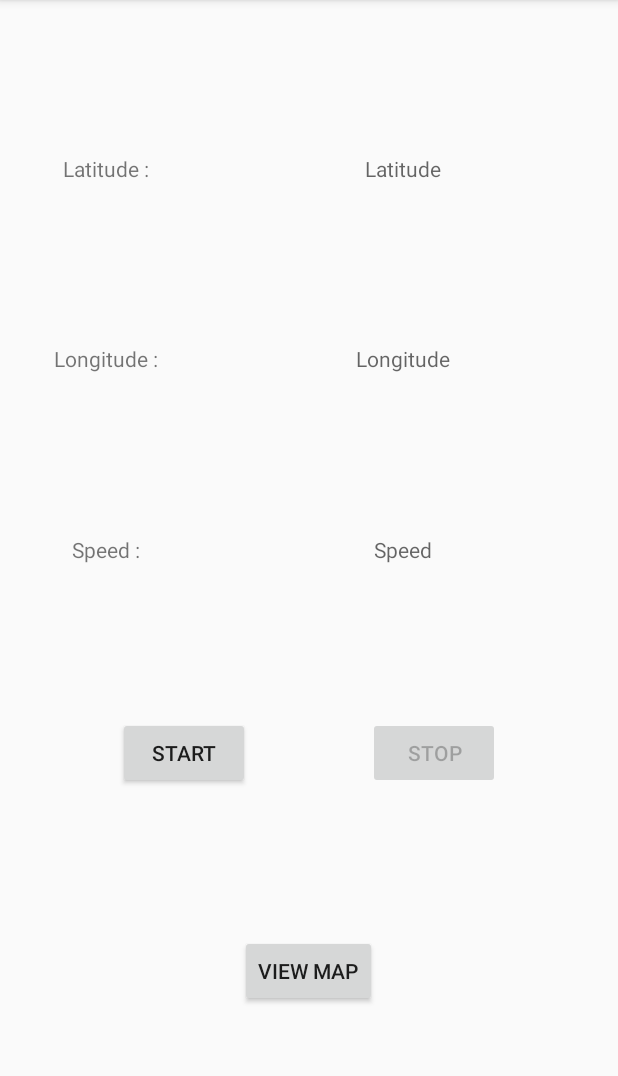
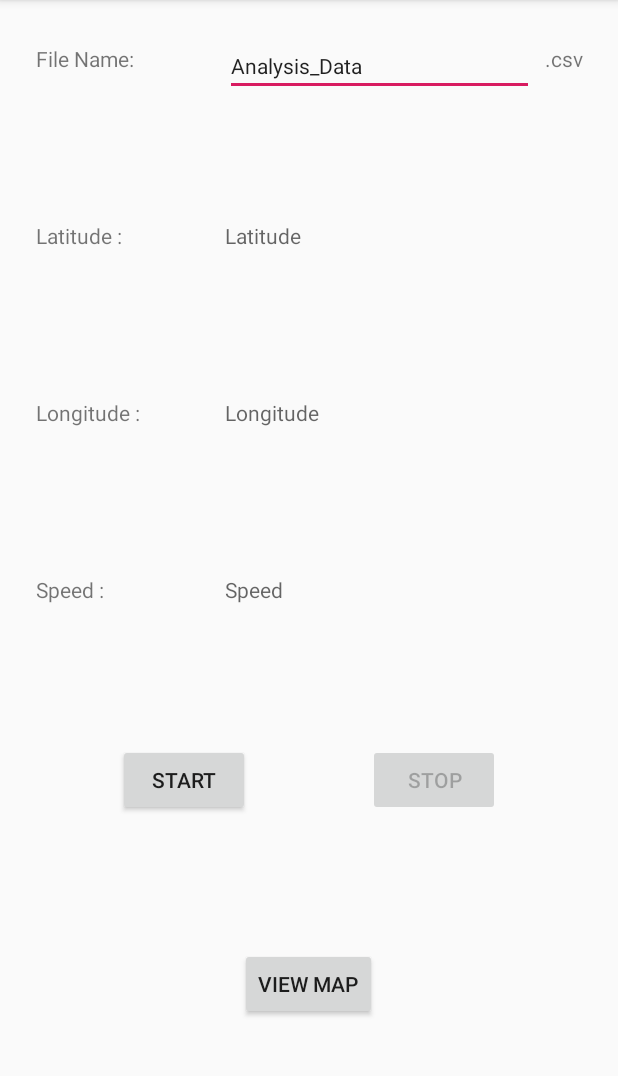
Before and after one commit to goyalritesh21/GPSLogger, an Android app: the screen it shows after launch (MainActivity), after a tap on "VIEW MAP", on a phone screen of 412 x 824 dp, the part 84-1160 px from its top. Run offline under Robolectric (Android 15) with nearby library versions, the phone set to English and light mode, and no system bars; libraries missing offline, so code that uses them is left out: com.nbsp.materialfilepicker; 1 statement that could not run was skipped.

Commit message:
"Added option for File Name"

```diff
--- a/app/build.gradle
+++ b/app/build.gradle
@@ -31,5 +31,8 @@ dependencies {
     androidTestImplementation 'androidx.test.espresso:espresso-core:3.2.0'
     implementation files('libs/opencsv-4.6.jar')
     implementation group: 'org.apache.commons', name: 'commons-lang3', version: '3.9'
+    dependencies {
+        implementation 'com.nbsp:library:1.8'
+    }
 
 }
--- a/app/src/main/java/com/example/gpslogger/MainActivity.java
+++ b/app/src/main/java/com/example/gpslogger/MainActivity.java
@@ -14,6 +14,7 @@ import android.provider.Settings;
 import android.util.Log;
 import android.view.View;
 import android.widget.Button;
+import android.widget.EditText;
 import android.widget.TextView;
 import android.widget.Toast;
 
@@ -38,6 +39,8 @@ import com.google.android.gms.tasks.OnFailureListener;
 import com.google.android.gms.tasks.OnSuccessListener;
 import com.google.android.gms.tasks.Task;
 import com.google.android.material.snackbar.Snackbar;
+import com.nbsp.materialfilepicker.MaterialFilePicker;
+import com.nbsp.materialfilepicker.ui.FilePickerActivity;
 import com.opencsv.CSVReader;
 import com.opencsv.CSVWriter;
 
@@ -50,7 +53,7 @@ import java.util.ArrayList;
 import java.util.Date;
 import java.util.List;
 import java.util.Locale;
-import java.util.Objects;
+import java.util.regex.Pattern;
 
 public class MainActivity extends AppCompatActivity {
     private static final String TAG = MainActivity.class.getSimpleName();
@@ -75,7 +78,7 @@ public class MainActivity extends AppCompatActivity {
 
     private FusedLocationProviderClient mFusedLocationClient;
 
-    private String[] PATHS = null;
+//    private String[] PATHS = null;
 
     private SettingsClient mSettingsClient;
 
@@ -90,10 +93,10 @@ public class MainActivity extends AppCompatActivity {
     // UI Widgets.
     private Button mStartUpdatesButton;
     private Button mStopUpdatesButton;
-    private Button mViewMapButton;
     private TextView mSpeedTextView;
     private TextView mLatitudeTextView;
     private TextView mLongitudeTextView;
+    private EditText mFileName;
 
     private Boolean mRequestingLocationUpdates;
 
@@ -106,7 +109,7 @@ public class MainActivity extends AppCompatActivity {
 
         mStartUpdatesButton = findViewById(R.id.button_start);
         mStopUpdatesButton = findViewById(R.id.button_stop);
-        mViewMapButton = findViewById(R.id.button_view_map);
+        Button mViewMapButton = findViewById(R.id.button_view_map);
         mLatitudeTextView = findViewById(R.id.lat_value);
         mLongitudeTextView = findViewById(R.id.long_value);
         mSpeedTextView = findViewById(R.id.speed_value);
@@ -116,8 +119,7 @@ public class MainActivity extends AppCompatActivity {
                 onViewMap(view);
             }
         });
-
-
+        mFileName = findViewById(R.id.dataFileName);
 
         mRequestingLocationUpdates = false;
         mLastUpdateTime = "";
@@ -194,11 +196,13 @@ public class MainActivity extends AppCompatActivity {
                     break;
             }
         }
-        else if(requestCode == 7){
-            String PathHolder = Objects.requireNonNull(data.getData()).getPath();
-            PATHS = PathHolder.split(":");
-            System.out.println(PATHS[1]);
-            Toast.makeText(MainActivity.this, PATHS[1] , Toast.LENGTH_LONG).show();
+        else if(requestCode == 7 && resultCode == RESULT_OK){
+            String filePath = data.getStringExtra(FilePickerActivity.RESULT_FILE_PATH);
+//            String PathHolder = Objects.requireNonNull(data.getData()).getPath();
+//            PATHS = PathHolder.split(":");
+//            System.out.println(PATHS[1]);
+            Toast.makeText(MainActivity.this, "Opening File " + filePath + " on Map" , Toast.LENGTH_LONG).show();
+            openMap(filePath);
         }
     }
 
@@ -262,11 +266,13 @@ public class MainActivity extends AppCompatActivity {
 
     private void setButtonsEnabledState() {
         if (mRequestingLocationUpdates) {
+            mFileName.setEnabled(false);
             mStartUpdatesButton.setEnabled(false);
             mStopUpdatesButton.setEnabled(true);
         } else {
             mStartUpdatesButton.setEnabled(true);
             mStopUpdatesButton.setEnabled(false);
+            mFileName.setEnabled(true);
         }
     }
 
@@ -283,7 +289,7 @@ public class MainActivity extends AppCompatActivity {
             if(!dir.exists()){
                 dir.mkdirs();
             }
-            String fileName = "Analysis.csv";
+            String fileName = mFileName.getText().toString() + ".csv";
             String filePath = dir + File.separator + fileName;
             File f = new File(filePath);
             CSVWriter writer = null;
@@ -311,6 +317,7 @@ public class MainActivity extends AppCompatActivity {
             String[] data = {latitude, longitude, speed};
 
             try {
+                assert writer != null;
                 writer.writeNext(data);
                 writer.close();
             } catch (Exception e) {
@@ -338,7 +345,8 @@ public class MainActivity extends AppCompatActivity {
         if(!dir.exists()){
             dir.mkdirs();
         }
-        String fileName = "Analysis.csv";
+
+        String fileName = mFileName.getText().toString() + ".csv";
         String filePath = dir + File.separator + fileName;
         String message = "File strored at " + filePath;
         Toast.makeText(this, message, Toast.LENGTH_LONG).show();
@@ -453,7 +461,7 @@ public class MainActivity extends AppCompatActivity {
     }
 
     public ArrayList<LatLng> getMapMarkers(){
-        ArrayList<LatLng> markersArray = new ArrayList<LatLng>();
+        ArrayList<LatLng> markersArray = new ArrayList<>();
         String baseDir = android.os.Environment.getExternalStorageDirectory().getAbsolutePath() + File.separator + "GPSLogger";
         File dir = new File(baseDir);
         String fileName = "Analysis.csv";
@@ -468,6 +476,7 @@ public class MainActivity extends AppCompatActivity {
             e.printStackTrace();
         }
         int i = 0;
+        assert content != null;
         for (Object object : content) {
             if(i++ == 0) continue;
             pos = (String[]) object;
@@ -481,9 +490,8 @@ public class MainActivity extends AppCompatActivity {
         return markersArray;
     }
 
-    private void openMap(){
+    private void openMap(String csvFilename){
         ArrayList<LatLng> markersArray = new ArrayList<LatLng>();
-        String csvFilename = android.os.Environment.getExternalStorageDirectory().getAbsolutePath() + File.separator + PATHS[1];
         CSVReader csvReader = null;
         String[] pos;
         List content = null;
@@ -494,11 +502,18 @@ public class MainActivity extends AppCompatActivity {
             e.printStackTrace();
         }
         int i = 0;
-        for (Object object : content) {
-            if(i++ == 0) continue;
-            pos = (String[]) object;
-            markersArray.add(new LatLng(Double.parseDouble(pos[0]), Double.parseDouble(pos[1])));
+        try {
+            assert content != null;
+            for (Object object : content) {
+                if(i++ == 0) continue;
+                pos = (String[]) object;
+                markersArray.add(new LatLng(Double.parseDouble(pos[0]), Double.parseDouble(pos[1])));
+            }
         }
+        catch (NullPointerException e){
+            e.printStackTrace();
+        }
+
         try {
             csvReader.close();
         } catch (IOException e) {
@@ -513,15 +528,11 @@ public class MainActivity extends AppCompatActivity {
 
     public void onViewMap(View view) {
         stopLocationUpdates();
-        Intent intent2 = new Intent(Intent.ACTION_GET_CONTENT);
-        intent2.setType("*/*");
-        startActivityForResult(intent2, 7);
-        while(!PATHS[1].endsWith(".csv")){
-            Toast.makeText(MainActivity.this, "Please select a valid CSV file", Toast.LENGTH_LONG).show();
-            startActivityForResult(intent2, 7);
-        }
-        if(PATHS != null) {
-            openMap();
-        }
+        new MaterialFilePicker()
+                .withActivity(this)
+                .withRequestCode(7)
+                .withFilter(Pattern.compile(".*\\.csv$")) // Filtering files and directories by file name using regexp
+                .withHiddenFiles(true) // Show hidden files and folders
+                .start();
     }
 }
--- a/app/src/main/res/layout/activity_main.xml
+++ b/app/src/main/res/layout/activity_main.xml
@@ -14,6 +14,7 @@
         android:layout_marginEnd="16dp"
         android:gravity="center"
         android:hint="@string/text_lat"
+        android:textAlignment="textStart"
         app:layout_constraintBaseline_toBaselineOf="@+id/lat_label"
         app:layout_constraintEnd_toEndOf="parent"
         app:layout_constraintHorizontal_bias="0.5"
@@ -27,6 +28,7 @@
         android:layout_marginEnd="16dp"
         android:gravity="center"
         android:hint="@string/text_speed"
+        android:textAlignment="textStart"
         app:layout_constraintBaseline_toBaselineOf="@+id/speed_label"
         app:layout_constraintEnd_toEndOf="parent"
         app:layout_constraintHorizontal_bias="0.5"
@@ -40,6 +42,7 @@
         android:layout_marginEnd="16dp"
         android:gravity="center"
         android:hint="@string/text_long"
+        android:textAlignment="textStart"
         app:layout_constraintBaseline_toBaselineOf="@+id/long_label"
         app:layout_constraintEnd_toEndOf="parent"
         app:layout_constraintHorizontal_bias="0.5"
@@ -49,15 +52,15 @@
         android:id="@+id/lat_label"
         android:layout_width="110dp"
         android:layout_height="30dp"
-        android:layout_marginStart="16dp"
+        android:layout_marginStart="24dp"
         android:gravity="center"
         android:text="@string/label_lat"
-        android:textAlignment="center"
+        android:textAlignment="textStart"
         app:layout_constraintBottom_toTopOf="@+id/long_label"
         app:layout_constraintEnd_toStartOf="@+id/lat_value"
         app:layout_constraintHorizontal_bias="0.5"
         app:layout_constraintStart_toStartOf="parent"
-        app:layout_constraintTop_toTopOf="parent" />
+        app:layout_constraintTop_toBottomOf="@+id/textView" />
 
     <Button
         android:id="@+id/button_view_map"
@@ -87,10 +90,10 @@
         android:id="@+id/speed_label"
         android:layout_width="110dp"
         android:layout_height="30dp"
-        android:layout_marginStart="16dp"
+        android:layout_marginStart="24dp"
         android:gravity="center"
         android:text="@string/label_speed"
-        android:textAlignment="center"
+        android:textAlignment="textStart"
         app:layout_constraintBottom_toTopOf="@+id/button_start"
         app:layout_constraintEnd_toStartOf="@+id/speed_value"
         app:layout_constraintHorizontal_bias="0.5"
@@ -102,10 +105,10 @@
         android:id="@+id/long_label"
         android:layout_width="110dp"
         android:layout_height="30dp"
-        android:layout_marginStart="16dp"
+        android:layout_marginStart="24dp"
         android:gravity="center"
         android:text="@string/label_long"
-        android:textAlignment="center"
+        android:textAlignment="textStart"
         app:layout_constraintBottom_toTopOf="@+id/speed_label"
         app:layout_constraintEnd_toStartOf="@+id/long_value"
         app:layout_constraintHorizontal_bias="0.5"
@@ -125,4 +128,48 @@
         app:layout_constraintHorizontal_bias="0.5"
         app:layout_constraintStart_toEndOf="@+id/button_start" />
 
+    <TextView
+        android:id="@+id/textView"
+        android:layout_width="110dp"
+        android:layout_height="30dp"
+        android:layout_marginStart="24dp"
+        android:layout_marginTop="24dp"
+        android:gravity="center"
+        android:text="@string/label_fileName"
+        android:textAlignment="textStart"
+        app:layout_constraintEnd_toStartOf="@+id/dataFileName"
+        app:layout_constraintHorizontal_bias="0.5"
+        app:layout_constraintStart_toStartOf="parent"
+        app:layout_constraintTop_toTopOf="parent" />
+
+    <EditText
+        android:id="@+id/dataFileName"
+        android:layout_width="0dp"
+        android:layout_height="40dp"
+        android:layout_marginStart="16dp"
+        android:layout_marginTop="24dp"
+        android:ems="10"
+        android:fontFamily="More Fonts..."
+        android:inputType="textPersonName"
+        android:text="@string/fileName_value"
+        android:textAlignment="textStart"
+        android:textAppearance="@style/TextAppearance.AppCompat.Small"
+        app:layout_constraintEnd_toStartOf="@+id/textView2"
+        app:layout_constraintHorizontal_bias="0.5"
+        app:layout_constraintStart_toEndOf="@+id/textView"
+        app:layout_constraintTop_toTopOf="parent" />
+
+    <TextView
+        android:id="@+id/textView2"
+        android:layout_width="40dp"
+        android:layout_height="30dp"
+        android:layout_marginTop="24dp"
+        android:layout_marginEnd="16dp"
+        android:gravity="center"
+        android:text=".csv"
+        app:layout_constraintEnd_toEndOf="parent"
+        app:layout_constraintHorizontal_bias="0.5"
+        app:layout_constraintStart_toEndOf="@+id/dataFileName"
+        app:layout_constraintTop_toTopOf="parent" />
+
 </androidx.constraintlayout.widget.ConstraintLayout>
--- a/app/src/main/res/values/strings.xml
+++ b/app/src/main/res/values/strings.xml
@@ -21,4 +21,6 @@
         functionality.</string>
     <string name="settings">Settings</string>
     <string name="title_activity_gps_logs">Map</string>
+    <string name="label_fileName">File Name: </string>
+    <string name="fileName_value">Analysis_Data</string>
 </resources>
--- a/build.gradle
+++ b/build.gradle
@@ -18,6 +18,9 @@ allprojects {
     repositories {
         google()
         jcenter()
+        maven {
+            url  "http://dl.bintray.com/lukaville/maven"
+        }
 
     }
 }
```
Also changed, not shown: 1 other file.
